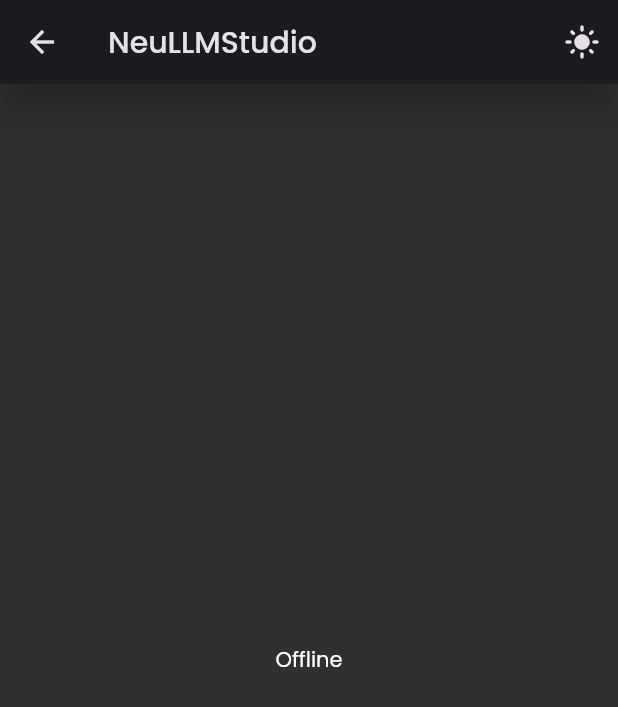
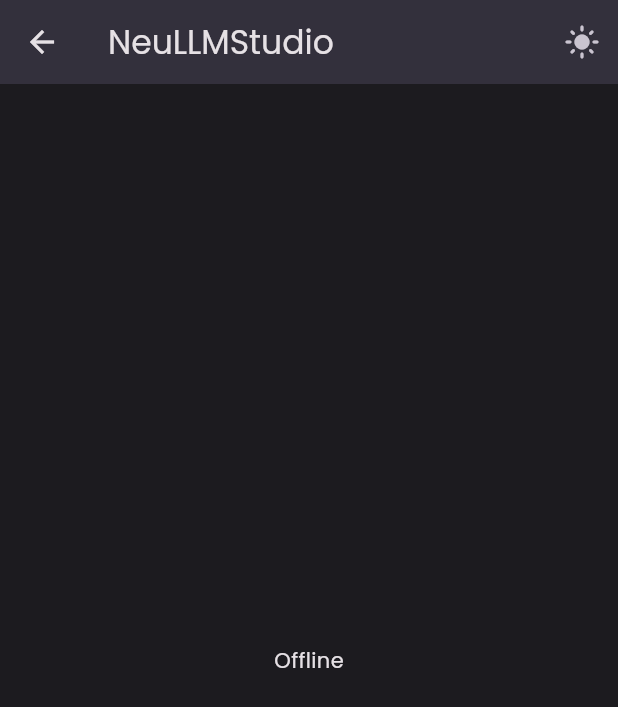
Before and after one commit to sarkarstanmoy/LLM, a Flutter app: the Offline screen opened directly, after a tap on the "dark mode" icon, on a phone screen of 412 x 824 dp. Shown: the top 707 px of the screen. Run offline on Flutter 3.47's test engine with Material 2 defaults, Android fonts, the phone set to English and light mode, and no system bars; our stand-ins replace dio, get, google_fonts; missing offline and left inert: flutter_adaptive_scaffold.

Commit message:
added material design 3

```diff
--- a/NeuLLMStudio/lib/themes/custom_theme.dart
+++ b/NeuLLMStudio/lib/themes/custom_theme.dart
@@ -5,7 +5,7 @@
 
 class CustomTheme {
   ThemeData buildLightTheme() {
-    var baseTheme = ThemeData(colorScheme: lightColorScheme);
+    var baseTheme = ThemeData(useMaterial3: true, colorScheme: lightColorScheme);
 
     return baseTheme.copyWith(
       textTheme: GoogleFonts.poppinsTextTheme(baseTheme.textTheme),
@@ -13,7 +13,7 @@
   }
 
   ThemeData buildDarkTheme() {
-    var baseTheme = ThemeData(colorScheme: darkColorScheme);
+    var baseTheme = ThemeData(useMaterial3: true,colorScheme: darkColorScheme);
 
     return baseTheme.copyWith(
       textTheme: GoogleFonts.poppinsTextTheme(baseTheme.textTheme),
```
